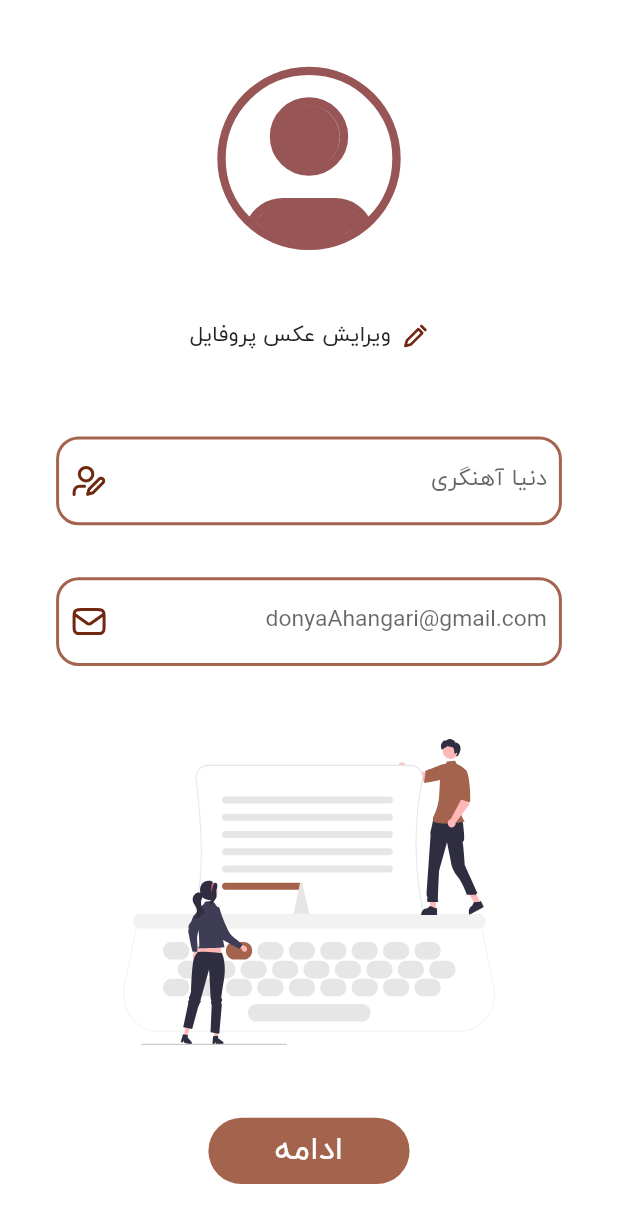
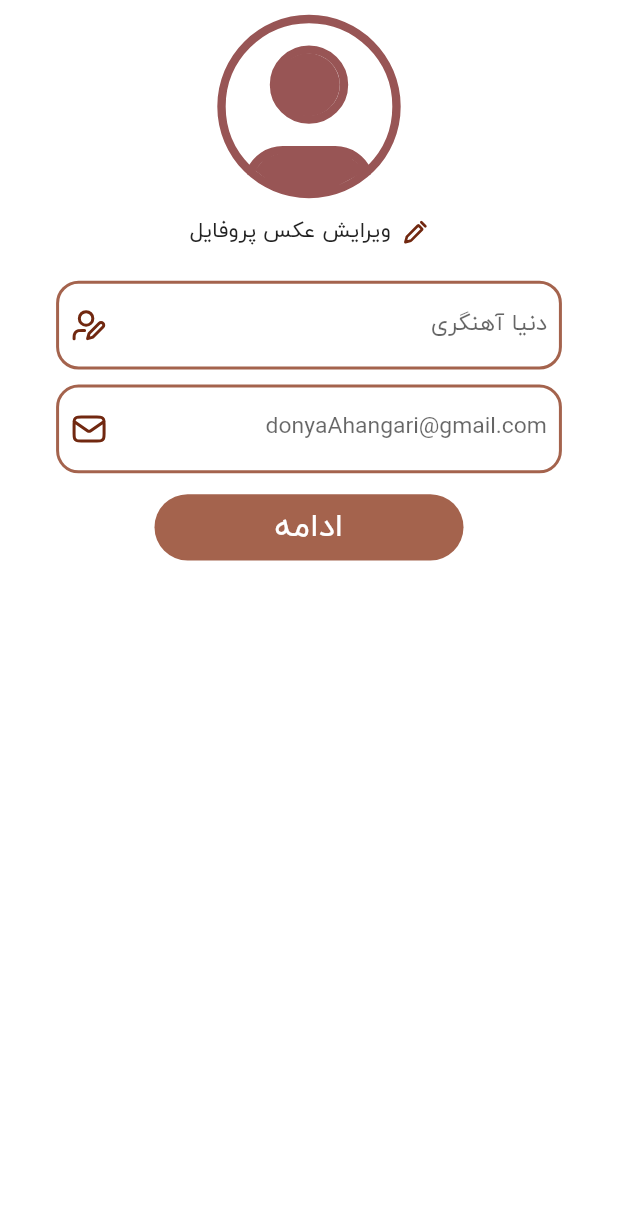
Before and after one commit to OmidHaqi/techno_saz, a Flutter app: the SecondProfilePage screen opened directly, on a phone screen of 412 x 824 dp. Shown: the top 1223 px of the screen. Run offline on Flutter 3.47's test engine with Material 3 defaults, Android fonts, the phone set to English and light mode, and no system bars; our stand-ins replace adaptive_theme, flutter_spinkit, flutter_svg, smooth_page_indicator.

Commit message:
second profile page

```diff
--- a/lib/view/second_profile_page.dart
+++ b/lib/view/second_profile_page.dart
@@ -24,7 +24,7 @@ class _SecondProfilePageState extends State<SecondProfilePage> {
       child: Scaffold(
         body: Center(
             child: Column(
-          mainAxisAlignment: MainAxisAlignment.spaceEvenly,
+          mainAxisAlignment: MainAxisAlignment.start,
           children: [
             Padding(
               padding: EdgeInsets.only(top: 1),
@@ -91,7 +91,7 @@ class _SecondProfilePageState extends State<SecondProfilePage> {
             ),
             Padding(
               padding: EdgeInsets.fromLTRB(
-                  size.width / 11.02, 0, size.width / 11.02, 0),
+                  size.width / 11.02, 10, size.width / 11.02, 0),
               child: TextField(
                 controller: nickName,
                 textDirection: TextDirection.rtl,
@@ -117,13 +117,7 @@ class _SecondProfilePageState extends State<SecondProfilePage> {
                 ),
               ),
             ),
-            Padding(
-              padding: EdgeInsets.only(top: sizeH / 58.25),
-              child: SvgPicture.asset(
-                Address.vc_share_Knowledge_others,
-                fit: BoxFit.fill,
-              ),
-            ),
+
             Padding(
               padding: EdgeInsets.only(top: sizeH / 59.47),
               child: InkWell(
@@ -136,7 +130,7 @@ class _SecondProfilePageState extends State<SecondProfilePage> {
                   );
                 },
                 child: Container(
-                  width: sizeW / 3.071428571428571,
+                  width: sizeW / 2,
                   height: sizeH / 18.64,
                   decoration: BoxDecoration(
                     color:
```
